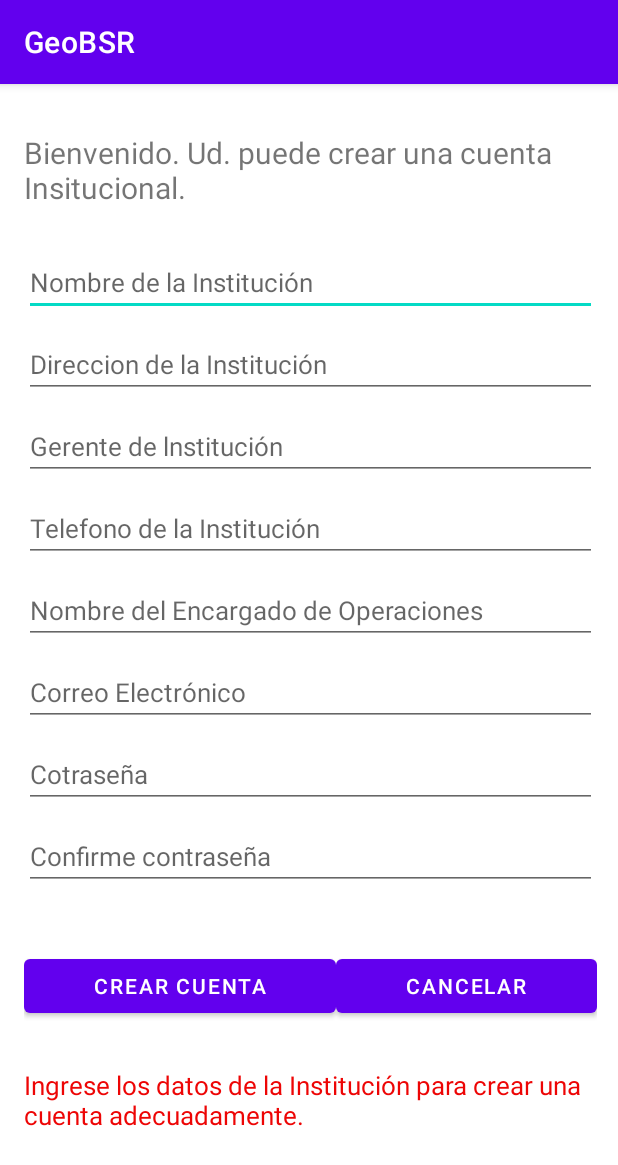
After one commit to dragonDercein/GeoBSR, an Android app: the crearInstitucion screen opened directly, with no data from a screen before it, on a phone screen of 412 x 824 dp. The commit adds this screen. Shown: the top 1165 px of the screen. Run offline under Robolectric (Android 15) with nearby library versions, the phone set to English and light mode, and no system bars; our stand-ins replace Firebase (no records; nobody signed in at launch, a user with empty details on screens opened directly).

Commit message:
crear institución

```diff
--- a/app/src/main/AndroidManifest.xml
+++ b/app/src/main/AndroidManifest.xml
@@ -9,7 +9,8 @@
         android:roundIcon="@mipmap/ic_launcher_round"
         android:supportsRtl="true"
         android:theme="@style/Theme.GeoBSR">
-        <activity android:name=".crearuser"></activity>
+        <activity android:name=".crearInstitucion"></activity>
+        <activity android:name=".crearuser" />
         <activity android:name=".loguser" />
         <activity android:name=".MainActivity" />
         <activity
--- a/app/src/main/java/com/example/geobsr/MainActivity.java
+++ b/app/src/main/java/com/example/geobsr/MainActivity.java
@@ -42,11 +42,10 @@ public class MainActivity extends AppCompatActivity {
                 startActivity(intent);
             }else{
                 if(select == R.id.rb_2){
-                    intent = new Intent(MainActivity.this, crearuser.class);
+                    intent = new Intent(MainActivity.this, crearInstitucion.class);
                     startActivity(intent);
                 }
             }
-            Log.i(TAG,"ingresa a las activityes");
         }
 
     }
--- /dev/null
+++ b/app/src/main/java/com/example/geobsr/crearInstitucion.java
@@ -0,0 +1,59 @@
+package com.example.geobsr;
+
+import androidx.appcompat.app.AppCompatActivity;
+
+import android.os.Bundle;
+import android.view.View;
+import android.widget.Button;
+import android.widget.EditText;
+import android.widget.TextView;
+
+import com.google.firebase.auth.FirebaseAuth;
+import com.google.firebase.database.DatabaseReference;
+import com.google.firebase.database.FirebaseDatabase;
+
+public class crearInstitucion extends AppCompatActivity {
+
+    private static final String TAG = "CREAR_INSTITUCION";
+    private EditText nombreI,direccionI,gerenteI,telefonoI,nombreEOI,emailI,pass1,pass2;
+    private TextView informacion;
+    private String mensajeError;
+    private Button crearCuenta, regresar;
+
+    FirebaseAuth mAuth;
+    DatabaseReference mDatabase;
+
+    private String p1;
+    private String p2;
+    private String corr;
+    private String tel;
+    private String dir;
+    private String nom;
+    private String ape;
+
+    @Override
+    protected void onCreate(Bundle savedInstanceState) {
+        super.onCreate(savedInstanceState);
+        setContentView(R.layout.activity_crear_institucion);
+        nombreI = (EditText)findViewById(R.id.idNI);
+        direccionI = (EditText)findViewById(R.id.idDI);
+        gerenteI = (EditText)findViewById(R.id.idGI);
+        telefonoI = (EditText)findViewById(R.id.idtelefono);
+        nombreEOI = (EditText)findViewById(R.id.idNEOI);
+        emailI = (EditText)findViewById(R.id.idCE);
+        pass1 = (EditText)findViewById(R.id.idpass);
+        pass2 = (EditText)findViewById(R.id.idconfirmarpass);
+        informacion = (TextView)findViewById(R.id.idTv2);
+        crearCuenta = (Button)findViewById(R.id.idCrearCuenta);
+        regresar = (Button)findViewById(R.id.idRegresar);
+
+        mAuth = FirebaseAuth.getInstance();
+        mDatabase= FirebaseDatabase.getInstance().getReference();
+
+    }
+
+    public void crearC(View view){}
+
+    public void regresar(View view){}
+
+}
--- /dev/null
+++ b/app/src/main/res/layout/activity_crear_institucion.xml
@@ -0,0 +1,159 @@
+<?xml version="1.0" encoding="utf-8"?>
+<androidx.constraintlayout.widget.ConstraintLayout xmlns:android="http://schemas.android.com/apk/res/android"
+    xmlns:app="http://schemas.android.com/apk/res-auto"
+    xmlns:tools="http://schemas.android.com/tools"
+    android:layout_width="match_parent"
+    android:layout_height="match_parent"
+    tools:context=".crearInstitucion">
+
+    <LinearLayout
+        android:id="@+id/linearLayout"
+        android:layout_width="382dp"
+        android:layout_height="0dp"
+        android:layout_marginTop="20dp"
+        android:orientation="vertical"
+        app:layout_constraintStart_toStartOf="@+id/idTv1"
+        app:layout_constraintTop_toBottomOf="@+id/idTv1">
+
+        <EditText
+            android:id="@+id/idNI"
+            android:layout_width="match_parent"
+            android:layout_height="wrap_content"
+            android:ems="10"
+            android:hint="Nombre de la Institución"
+            android:inputType="textPersonName"
+            android:textSize="17dp" />
+        is
+
+        <EditText
+            android:id="@+id/idDI"
+            android:layout_width="match_parent"
+            android:layout_height="wrap_content"
+            android:layout_marginStart="0sp"
+            android:layout_marginTop="10sp"
+            android:hint="Direccion de la Institución"
+            android:inputType="textPersonName"
+            android:textSize="17dp" />
+
+        <EditText
+            android:id="@+id/idGI"
+            android:layout_width="match_parent"
+            android:layout_height="wrap_content"
+            android:layout_marginStart="0sp"
+            android:layout_marginTop="10sp"
+            android:ems="10"
+            android:hint="Gerente de lnstitución"
+            android:inputType="textEmailAddress"
+            android:textSize="17dp" />
+
+        <EditText
+            android:id="@+id/idtelefono"
+            android:layout_width="match_parent"
+            android:layout_height="wrap_content"
+            android:layout_marginStart="0sp"
+            android:layout_marginTop="10sp"
+            android:hint="Telefono de la Institución"
+            android:inputType="phone"
+            android:textSize="17dp" />
+
+        <EditText
+            android:id="@+id/idNEOI"
+            android:layout_width="match_parent"
+            android:layout_height="wrap_content"
+            android:layout_marginStart="0sp"
+            android:layout_marginTop="10sp"
+            android:hint="Nombre del Encargado de Operaciones"
+            android:inputType="textNoSuggestions"
+            android:textSize="17dp" />
+
+        <EditText
+            android:id="@+id/idCE"
+            android:layout_width="match_parent"
+            android:layout_height="wrap_content"
+            android:layout_marginStart="0sp"
+            android:layout_marginTop="10sp"
+            android:hint="Correo Electrónico"
+            android:inputType="textNoSuggestions"
+            android:textSize="17dp" />
+
+        <EditText
+            android:id="@+id/idpass"
+            android:layout_width="match_parent"
+            android:layout_height="wrap_content"
+            android:layout_marginStart="0sp"
+            android:layout_marginTop="10sp"
+            android:textSize="17dp"
+            android:layout_marginLeft="0sp"
+            android:ems="10"
+            android:hint="Cotraseña"
+            android:inputType="textPassword"
+            app:layout_constraintStart_toStartOf="parent" />
+
+        <EditText
+            android:id="@+id/idconfirmarpass"
+            android:layout_width="match_parent"
+            android:layout_height="wrap_content"
+            android:layout_marginStart="0sp"
+            android:layout_marginTop="10sp"
+            android:textSize="17dp"
+            android:layout_marginLeft="16dp"
+            android:hint="Confirme contraseña"
+            android:inputType="textPassword"
+            app:layout_constraintStart_toStartOf="parent" />
+    </LinearLayout>
+
+    <LinearLayout
+        android:id="@+id/linearLayout3"
+        android:layout_width="382dp"
+        android:layout_height="wrap_content"
+        android:layout_marginTop="40dp"
+        android:orientation="horizontal"
+        app:layout_constraintEnd_toEndOf="parent"
+        app:layout_constraintHorizontal_bias="0.0"
+        app:layout_constraintStart_toStartOf="@+id/linearLayout"
+        app:layout_constraintTop_toBottomOf="@+id/linearLayout">
+
+        <Button
+            android:id="@+id/idCrearCuenta"
+            android:layout_width="wrap_content"
+            android:layout_height="wrap_content"
+            android:layout_weight="1"
+            android:onClick="crearC"
+            android:text="Crear Cuenta"
+            android:textAlignment="center"
+            android:textAllCaps="true" />
+
+        <Button
+            android:id="@+id/idRegresar"
+            android:layout_width="wrap_content"
+            android:layout_height="wrap_content"
+            android:layout_weight="1"
+            android:onClick="regresar"
+            android:text="Cancelar"
+            android:textAlignment="center"
+            android:textAllCaps="true" />
+    </LinearLayout>
+
+    <TextView
+        android:id="@+id/idTv1"
+        android:layout_width="382dp"
+        android:layout_height="58dp"
+        android:layout_marginStart="16dp"
+        android:layout_marginTop="32dp"
+        android:text="Bienvenido. Ud. puede crear una cuenta Insitucional."
+        android:textSize="20sp"
+        app:layout_constraintStart_toStartOf="parent"
+        app:layout_constraintTop_toTopOf="parent" />
+
+    <TextView
+        android:id="@+id/idTv2"
+        android:layout_width="382dp"
+        android:layout_height="51dp"
+        android:layout_marginTop="30dp"
+        android:text="Ingrese los datos de la Institución para crear una cuenta adecuadamente."
+        android:textColor="#ED0505"
+        android:textSize="17dp"
+        app:layout_constraintStart_toStartOf="@+id/linearLayout3"
+        app:layout_constraintTop_toBottomOf="@+id/linearLayout3" />
+
+</androidx.constraintlayout.widget.ConstraintLayout>
```
